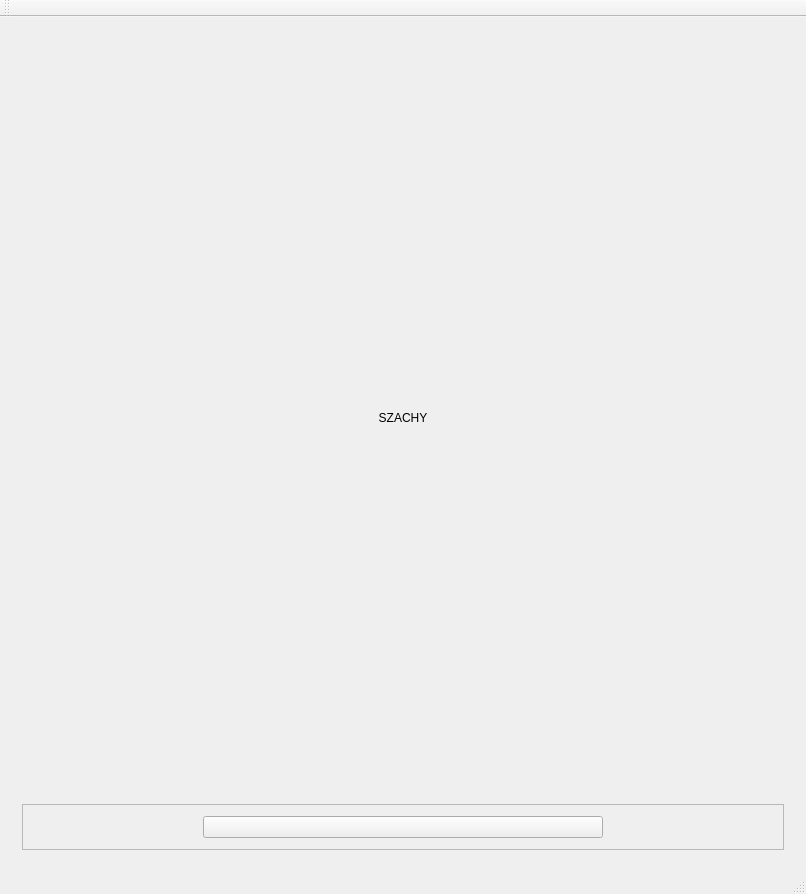
Qt form ChessGUIV3/ChessGUIV3.ui (GreysonKrystian/chess) before a commit.
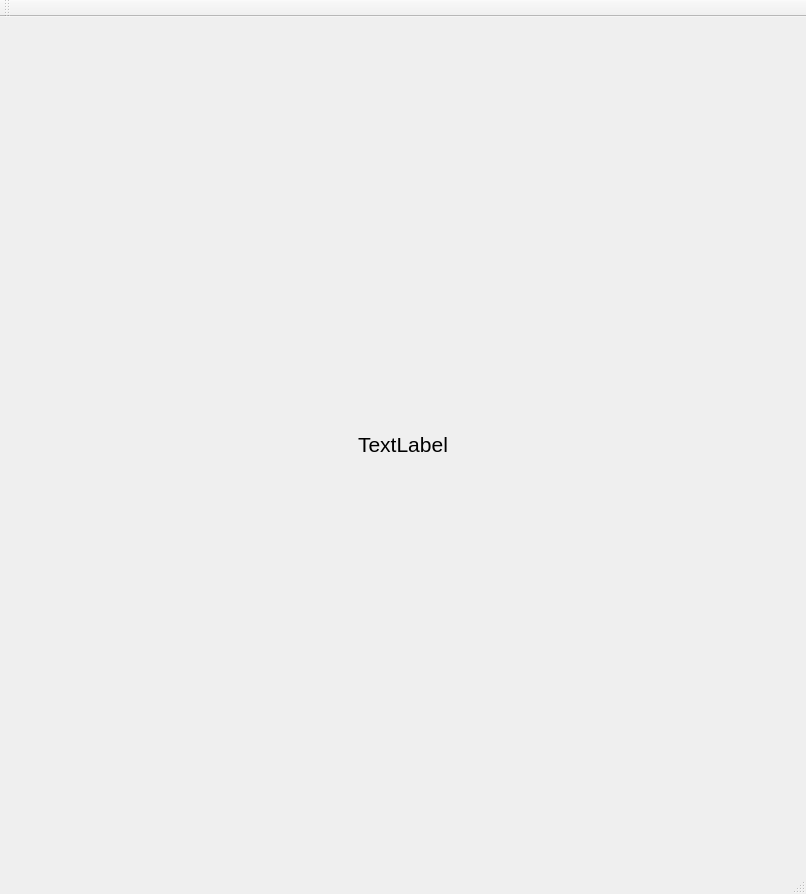
The same form after that commit. The open tabs and pages were chosen to show the change.

Commit message: implementich check win condition

```diff
--- a/ChessGUIV3/ChessGUIV3.ui
+++ b/ChessGUIV3/ChessGUIV3.ui
@@ -3306,6 +3306,25 @@
         </item>
        </layout>
       </widget>
+      <widget class="QWidget" name="page_3">
+       <layout class="QGridLayout" name="gridLayout_4">
+        <item row="0" column="0">
+         <widget class="QLabel" name="display_win">
+          <property name="font">
+           <font>
+            <pointsize>16</pointsize>
+           </font>
+          </property>
+          <property name="text">
+           <string>TextLabel</string>
+          </property>
+          <property name="alignment">
+           <set>Qt::AlignCenter</set>
+          </property>
+         </widget>
+        </item>
+       </layout>
+      </widget>
      </widget>
     </item>
    </layout>
```
The commit also changes 2 other files.
